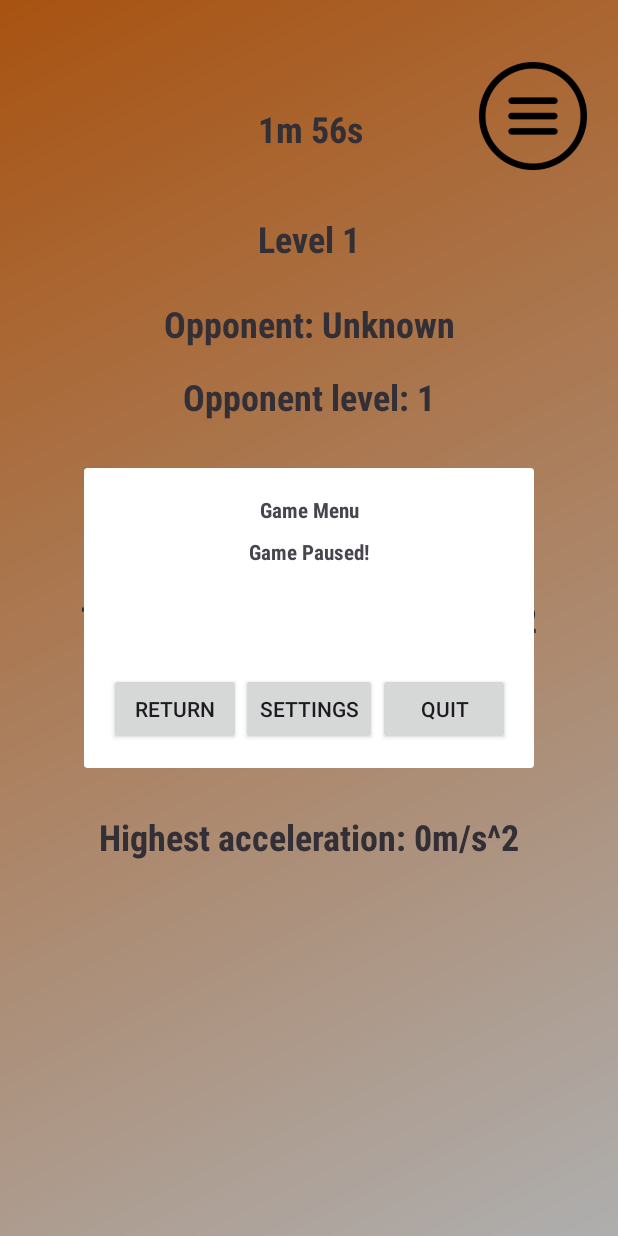
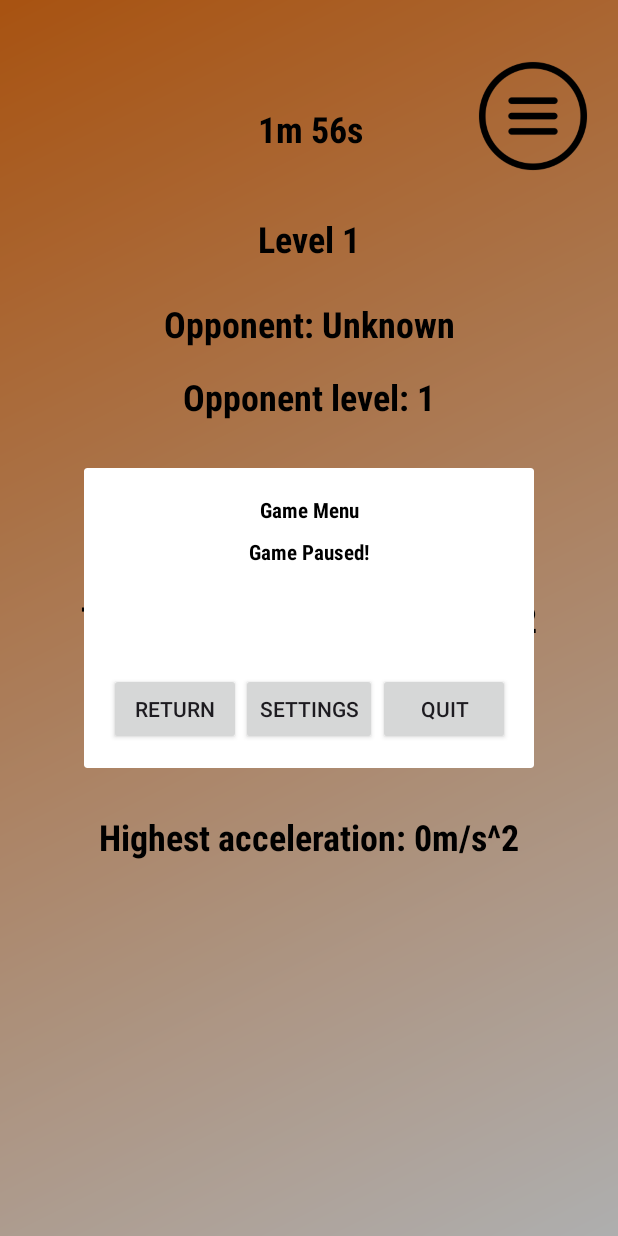
Before and after one commit to loopshaloop/Sensation, an Android app: the GameActivity screen opened directly, with no data from a screen before it, after a tap on an icon or button, on a phone screen of 412 x 824 dp. Run offline under Robolectric (Android 15) with nearby library versions, the phone set to English and light mode, and no system bars.

Commit message:
minor UI update
turned a lot of text black

```diff
--- a/app/src/main/AndroidManifest.xml
+++ b/app/src/main/AndroidManifest.xml
@@ -12,6 +12,7 @@
         android:roundIcon="@mipmap/ic_launcher_round"
         android:supportsRtl="true"
         android:theme="@style/Theme.Sensation"
+
         tools:targetApi="31">
         <activity
             android:name=".Main.MainActivity"
--- a/app/src/main/res/layout/activity_game.xml
+++ b/app/src/main/res/layout/activity_game.xml
@@ -23,11 +23,12 @@
         android:id="@+id/textView5"
         android:layout_width="wrap_content"
         android:layout_height="wrap_content"
+        android:fontFamily="sans-serif-condensed"
         android:text="Target acceleration: 10.0 m/s^2"
-        android:fontFamily="sans-serif-condensed"
+        android:textAlignment="center"
+        android:textColor="#000000"
+        android:textSize="24sp"
         android:textStyle="bold"
-        android:textAlignment="center"
-        android:textSize="24sp"
         app:layout_constraintBottom_toBottomOf="parent"
         app:layout_constraintEnd_toEndOf="parent"
         app:layout_constraintStart_toStartOf="parent"
@@ -40,6 +41,7 @@
         android:fontFamily="sans-serif-condensed"
         android:textStyle="bold"
         android:text="2m 0s"
+        android:textColor="#000000"
         android:textSize="24sp"
         app:layout_constraintBottom_toTopOf="@+id/textView5"
         app:layout_constraintEnd_toStartOf="@+id/menu_game"
@@ -56,6 +58,7 @@
         android:layout_marginBottom="200dp"
         android:fontFamily="sans-serif-condensed"
         android:text="Level 1"
+        android:textColor="#000000"
         android:textSize="24sp"
         android:textStyle="bold"
         app:layout_constraintBottom_toTopOf="@+id/textView5"
@@ -70,6 +73,7 @@
         android:layout_marginTop="20dp"
         android:layout_marginBottom="160dp"
         android:text="Opponent: Unknown"
+        android:textColor="#000000"
         android:fontFamily="sans-serif-condensed"
         android:textStyle="bold"
         android:textSize="24sp"
@@ -84,6 +88,7 @@
         android:layout_height="wrap_content"
         android:layout_marginBottom="100dp"
         android:text="Opponent level: 1"
+        android:textColor="#000000"
         android:fontFamily="sans-serif-condensed"
         android:textStyle="bold"
         android:textSize="24sp"
@@ -98,6 +103,7 @@
         android:layout_height="wrap_content"
         android:layout_marginTop="40dp"
         android:text="Your acceleration: 0.0 m/s^2"
+        android:textColor="#000000"
         android:fontFamily="sans-serif-condensed"
         android:textStyle="bold"
         android:textSize="24sp"
@@ -111,6 +117,7 @@
         android:layout_height="wrap_content"
         android:layout_marginTop="40dp"
         android:text="Highest acceleration: 0m/s^2"
+        android:textColor="#000000"
         android:fontFamily="sans-serif-condensed"
         android:textStyle="bold"
         android:textSize="24sp"
--- a/app/src/main/res/layout/activity_home.xml
+++ b/app/src/main/res/layout/activity_home.xml
@@ -11,6 +11,7 @@
         android:layout_width="wrap_content"
         android:layout_height="wrap_content"
         android:text="Hello, You!"
+        android:textColor="#000000"
         android:fontFamily="sans-serif-condensed"
         android:textStyle="bold"
         android:textSize="24sp"
@@ -56,6 +57,7 @@
         android:layout_marginBottom="200dp"
         android:background="@drawable/rounded_corner"
         android:text="PB Level: 99  PB Time: 8m 36s"
+        android:textColor="#000000"
         android:fontFamily="sans-serif-condensed"
         android:textStyle="bold"
         android:textSize="24sp"
--- a/app/src/main/res/layout/activity_login.xml
+++ b/app/src/main/res/layout/activity_login.xml
@@ -15,6 +15,7 @@
         android:fontFamily="sans-serif-condensed"
         android:textStyle="bold"
         android:text="Login Form"
+        android:textColor="#000000"
         android:textSize="24sp"
         app:layout_constraintBottom_toTopOf="@+id/username_login"
         app:layout_constraintEnd_toEndOf="parent"
--- a/app/src/main/res/layout/activity_main.xml
+++ b/app/src/main/res/layout/activity_main.xml
@@ -12,6 +12,7 @@
         android:layout_width="wrap_content"
         android:layout_height="wrap_content"
         android:text="Checking Connection..."
+        android:textColor="#000000"
         android:fontFamily="sans-serif-condensed"
         android:textStyle="bold"
         android:textSize="24sp"
--- a/app/src/main/res/layout/activity_register.xml
+++ b/app/src/main/res/layout/activity_register.xml
@@ -79,6 +79,7 @@
         android:fontFamily="sans-serif-condensed"
         android:textStyle="bold"
         android:text="Register Form"
+        android:textColor="#000000"
         android:textSize="24sp"
         app:layout_constraintBottom_toTopOf="@+id/username_register"
         app:layout_constraintEnd_toEndOf="parent"
--- a/app/src/main/res/layout/menu_dialog.xml
+++ b/app/src/main/res/layout/menu_dialog.xml
@@ -10,6 +10,7 @@
         android:layout_width="wrap_content"
         android:layout_height="wrap_content"
         android:text="Game Menu"
+        android:textColor="#000000"
         android:fontFamily="sans-serif-condensed"
         android:textStyle="bold"
         app:layout_constraintBottom_toBottomOf="parent"
@@ -23,6 +24,7 @@
         android:layout_width="wrap_content"
         android:layout_height="wrap_content"
         android:text="Game Paused!"
+        android:textColor="#000000"
         android:fontFamily="sans-serif-condensed"
         android:textStyle="bold"
         app:layout_constraintBottom_toBottomOf="parent"
```
Also changed, not shown: app/src/main/res/layout/activity_statistics.xml (+11 -0 lines).
